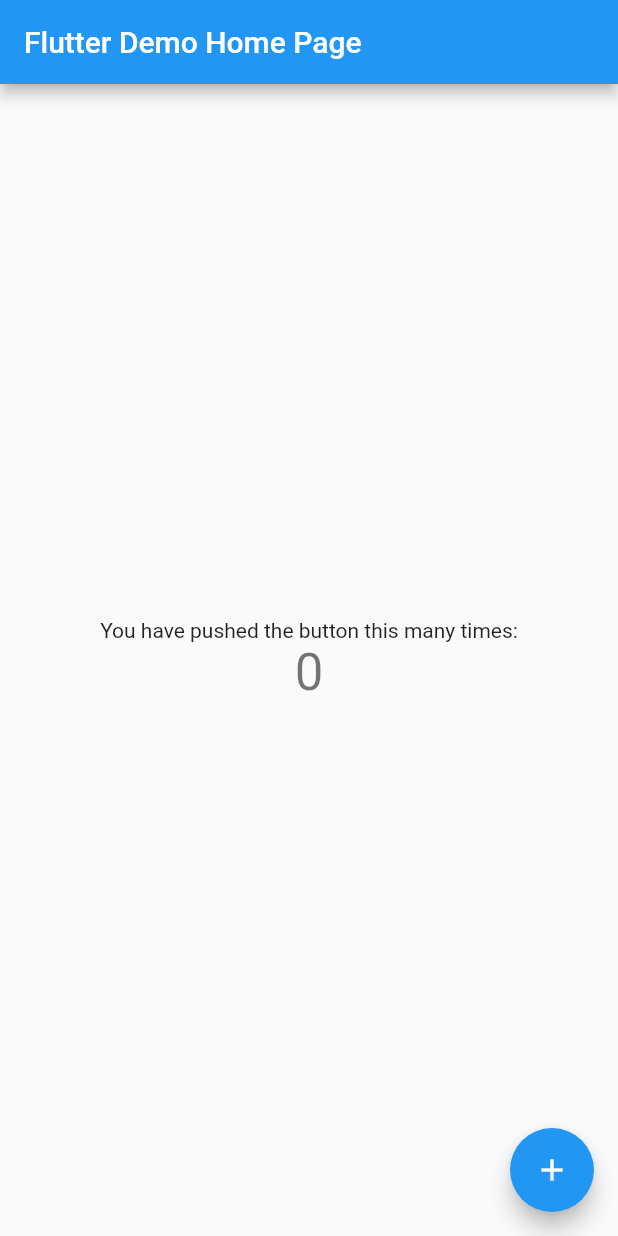
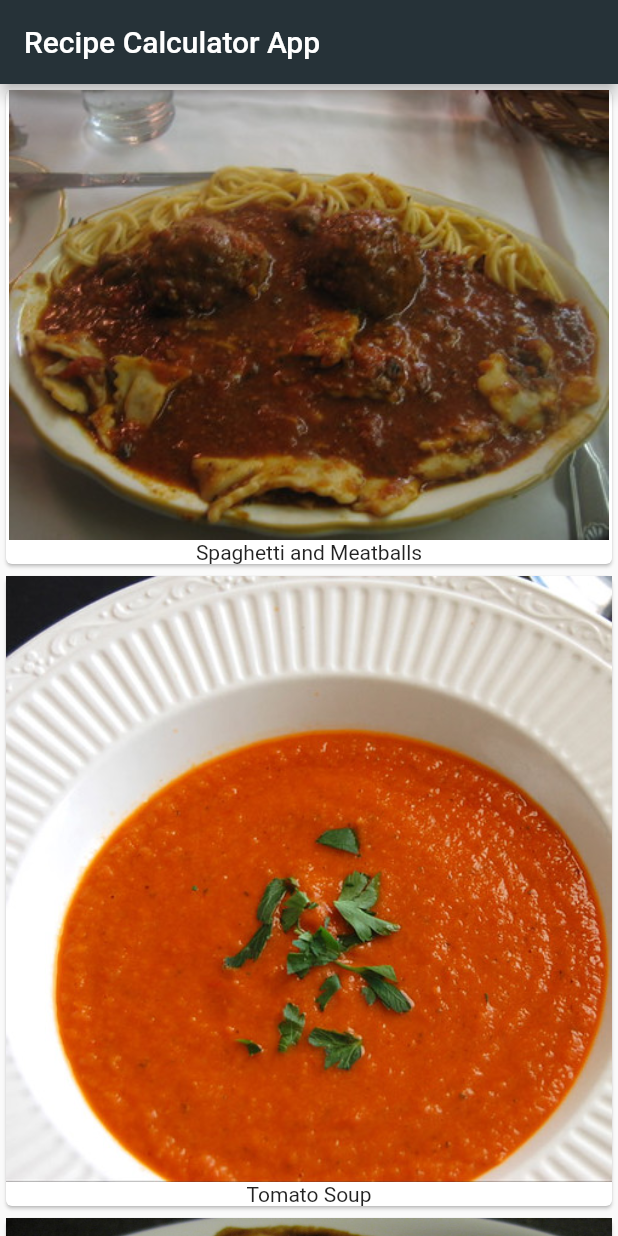
Before and after one commit to andreantama/flutter-1-raywenderlich.com, a Flutter app: the screen it shows after launch, on a phone screen of 412 x 824 dp. Run offline on Flutter 3.47's test engine with Material 2 defaults, Android fonts, the phone set to English and light mode, and no system bars.

Commit message:
ADD ASSETS AND RECIPES

```diff
--- a/lib/main.dart
+++ b/lib/main.dart
@@ -1,30 +1,32 @@
 import 'package:flutter/material.dart';
+import 'recipe.dart';
 
 void main() {
-  runApp(const MyApp());
+  runApp(RecipeApp());
 }
 
-class MyApp extends StatelessWidget {
-  const MyApp({Key? key}) : super(key: key);
-
+class RecipeApp extends StatelessWidget {
   // This widget is the root of your application.
   @override
   Widget build(BuildContext context) {
+    final ThemeData theme = ThemeData();
     return MaterialApp(
-      title: 'Flutter Demo',
-      theme: ThemeData(
-        // This is the theme of your application.
-        //
-        // Try running your application with "flutter run". You'll see the
-        // application has a blue toolbar. Then, without quitting the app, try
-        // changing the primarySwatch below to Colors.green and then invoke
-        // "hot reload" (press "r" in the console where you ran "flutter run",
-        // or simply save your changes to "hot reload" in a Flutter IDE).
-        // Notice that the counter didn't reset back to zero; the application
-        // is not restarted.
-        primarySwatch: Colors.blue,
+      title: 'Recipe Calculator',
+      // theme: theme.copyWith(
+      //   colorScheme: theme.colorScheme.copyWith(
+      //     primary: Colors.grey,
+      //     secondary: Colors.black,
+      //   ),
+      // ),
+      theme: theme.copyWith(
+        colorScheme: theme.colorScheme.copyWith(
+          primary: Colors.blueGrey.shade900,
+          secondary: Colors.black54,
+        ),
       ),
-      home: const MyHomePage(title: 'Flutter Demo Home Page'),
+      home: const MyHomePage(
+        title: 'Recipe Calculator App',
+      ),
     );
   }
 }
@@ -48,68 +50,31 @@ class MyHomePage extends StatefulWidget {
 }
 
 class _MyHomePageState extends State<MyHomePage> {
-  int _counter = 0;
-
-  void _incrementCounter() {
-    setState(() {
-      // This call to setState tells the Flutter framework that something has
-      // changed in this State, which causes it to rerun the build method below
-      // so that the display can reflect the updated values. If we changed
-      // _counter without calling setState(), then the build method would not be
-      // called again, and so nothing would appear to happen.
-      _counter++;
-    });
+  @override
+  Widget build(BuildContext context) {
+    return Scaffold(
+      appBar: AppBar(
+        title: Text(widget.title),
+      ),
+      body: SafeArea(
+        child: ListView.builder(
+          itemCount: Recipe.samples.length,
+          itemBuilder: (BuildContext context, int index) {
+            return buildRecipeCard(Recipe.samples[index]);
+          },
+        ),
+      ),
+    );
   }
 
-  @override
-  Widget build(BuildContext context) {
-    // This method is rerun every time setState is called, for instance as done
-    // by the _incrementCounter method above.
-    //
-    // The Flutter framework has been optimized to make rerunning build methods
-    // fast, so that you can just rebuild anything that needs updating rather
-    // than having to individually change instances of widgets.
-    return Scaffold(
-      appBar: AppBar(
-        // Here we take the value from the MyHomePage object that was created by
-        // the App.build method, and use it to set our appbar title.
-        title: Text(widget.title),
+  Widget buildRecipeCard(Recipe recipe) {
+    return Card(
+      child: Column(
+        children: <Widget>[
+          Image(image: AssetImage(recipe.imageUrl)),
+          Text(recipe.label),
+        ],
       ),
-      body: Center(
-        // Center is a layout widget. It takes a single child and positions it
-        // in the middle of the parent.
-        child: Column(
-          // Column is also a layout widget. It takes a list of children and
-          // arranges them vertically. By default, it sizes itself to fit its
-          // children horizontally, and tries to be as tall as its parent.
-          //
-          // Invoke "debug painting" (press "p" in the console, choose the
-          // "Toggle Debug Paint" action from the Flutter Inspector in Android
-          // Studio, or the "Toggle Debug Paint" command in Visual Studio Code)
-          // to see the wireframe for each widget.
-          //
-          // Column has various properties to control how it sizes itself and
-          // how it positions its children. Here we use mainAxisAlignment to
-          // center the children vertically; the main axis here is the vertical
-          // axis because Columns are vertical (the cross axis would be
-          // horizontal).
-          mainAxisAlignment: MainAxisAlignment.center,
-          children: <Widget>[
-            const Text(
-              'You have pushed the button this many times:',
-            ),
-            Text(
-              '$_counter',
-              style: Theme.of(context).textTheme.headline4,
-            ),
-          ],
-        ),
-      ),
-      floatingActionButton: FloatingActionButton(
-        onPressed: _incrementCounter,
-        tooltip: 'Increment',
-        child: const Icon(Icons.add),
-      ), // This trailing comma makes auto-formatting nicer for build methods.
     );
   }
 }
--- /dev/null
+++ b/lib/recipe.dart
@@ -0,0 +1,31 @@
+class Recipe {
+  String label;
+  String imageUrl;
+  Recipe(this.label, this.imageUrl);
+  static List<Recipe> samples = [
+    Recipe(
+      'Spaghetti and Meatballs',
+      'assets/2126711929_ef763de2b3_w.jpg',
+    ),
+    Recipe(
+      'Tomato Soup',
+      'assets/27729023535_a57606c1be.jpg',
+    ),
+    Recipe(
+      'Grilled Cheese',
+      'assets/3187380632_5056654a19_b.jpg',
+    ),
+    Recipe(
+      'Chocolate Chip Cookies',
+      'assets/15992102771_b92f4cc00a_b.jpg',
+    ),
+    Recipe(
+      'Taco Salad',
+      'assets/8533381643_a31a99e8a6_c.jpg',
+    ),
+    Recipe(
+      'Hawaiian Pizza',
+      'assets/15452035777_294cefced5_c.jpg',
+    ),
+  ];
+}
--- a/pubspec.yaml
+++ b/pubspec.yaml
@@ -58,8 +58,8 @@ flutter:
   uses-material-design: true
 
   # To add assets to your application, add an assets section, like this:
-  # assets:
-  #   - images/a_dot_burr.jpeg
+  assets:
+    - assets/
   #   - images/a_dot_ham.jpeg
 
   # An image asset can refer to one or more resolution-specific "variants", see
```
Also changed, not shown: assets/15452035777_294cefced5_c.jpg (added), assets/15992102771_b92f4cc00a_b.jpg (added), assets/2126711929_ef763de2b3_w.jpg (added), assets/27729023535_a57606c1be.jpg (added), assets/3187380632_5056654a19_b.jpg (added), assets/8533381643_a31a99e8a6_c.jpg (added), 1 other file.
